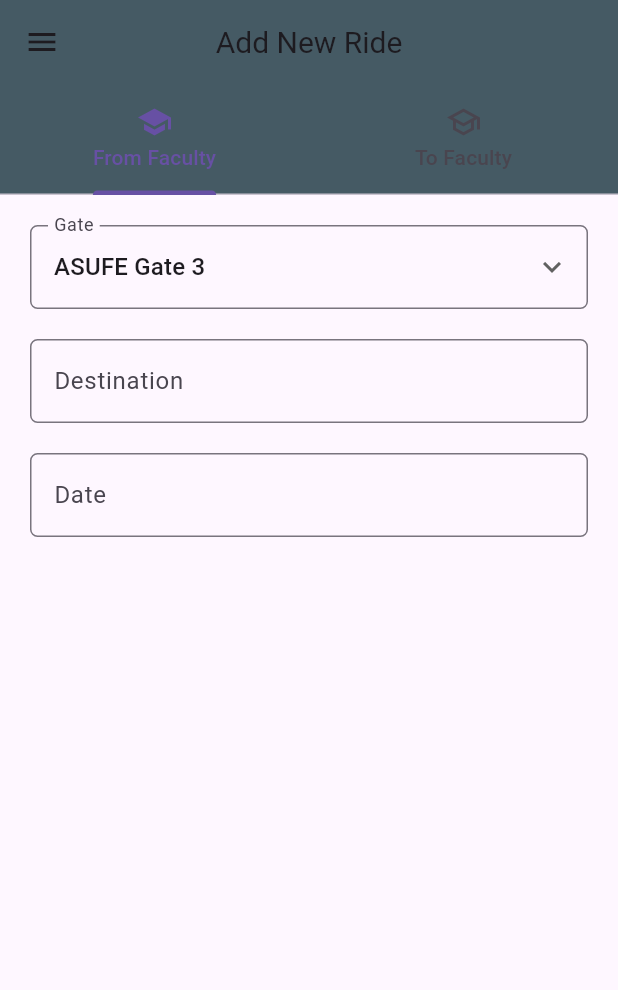
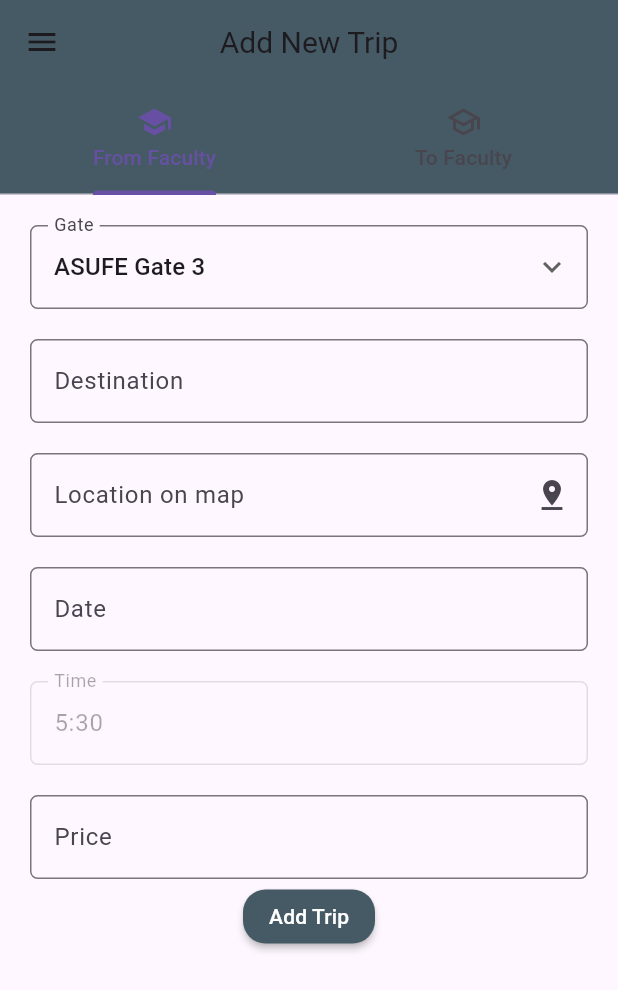
Before and after one commit to OmarElbanna/CARPOOL-Driver, a Flutter app: the HomeScreen screen opened by its route, on a phone screen of 412 x 824 dp. Shown: the top 990 px of the screen. Run offline on Flutter 3.47's test engine with Material 3 defaults, Android fonts, the phone set to English and light mode, and no system bars; our stand-ins replace awesome_dialog, cloud_firestore, firebase_auth, firebase_core, flutter_spinkit, fluttertoast and 2 more; missing offline and left inert: dart:ffi, flutter_polyline_points; accounts and stored records are empty.

Commit message:
Enabled the driver to pin location on google maps

```diff
--- /dev/null
+++ b/lib/FromFaculty.dart
@@ -0,0 +1,225 @@
+import 'dart:math';
+
+import 'package:carpool_driver/PinLocation.dart';
+import 'package:flutter/material.dart';
+import 'package:google_maps_flutter/google_maps_flutter.dart';
+
+class FromFaculty extends StatefulWidget {
+  const FromFaculty({super.key});
+
+  @override
+  State<FromFaculty> createState() => _FromFacultyState();
+}
+
+class _FromFacultyState extends State<FromFaculty> {
+  TextEditingController dateInput = TextEditingController();
+  TextEditingController time = TextEditingController();
+  TextEditingController destination = TextEditingController();
+  TextEditingController price = TextEditingController();
+  TextEditingController map = TextEditingController();
+  final _formKey = GlobalKey<FormState>();
+  LatLng? selectedLocation;
+
+  late DateTime? pickedDate;
+  var gates = [
+    'ASUFE Gate 3',
+    'ASUFE Gate 4',
+  ];
+  String fromdropdownvalue = 'ASUFE Gate 3';
+
+  String? validateDestination(String? value) {
+    if (value == null || value.isEmpty) {
+      return 'Destination is required';
+    }
+    return null;
+  }
+
+  String? validatePrice(String? value) {
+    if (value == null || value.isEmpty) {
+      return 'Price is required';
+    }
+    return null;
+  }
+
+  String? validateDate(String? value) {
+    if (pickedDate == null) {
+      return 'Date is required';
+    }
+    return null;
+  }
+
+  String? validateGate(String? value) {
+    if (fromdropdownvalue == null) {
+      return 'Gate is required';
+    }
+    return null;
+  }
+
+  @override
+  void initState() {
+    time.text = "5:30";
+    pickedDate = null;
+    super.initState();
+  }
+
+  @override
+  Widget build(BuildContext context) {
+    return SingleChildScrollView(
+      child: Center(
+          child: Padding(
+        padding: const EdgeInsets.all(20.0),
+        child: Form(
+          key: _formKey,
+          child: Column(
+            children: [
+              DropdownButtonFormField(
+                validator: validateGate,
+                decoration: const InputDecoration(
+                  label: Text("Gate"),
+                  border: OutlineInputBorder(
+                      borderRadius: BorderRadius.all(Radius.circular(5))),
+                ),
+                items: gates.map((String items) {
+                  return DropdownMenuItem(
+                    value: items,
+                    child: Text(items),
+                  );
+                }).toList(),
+                onChanged: (String? newValue) {
+                  setState(() {
+                    fromdropdownvalue = newValue!;
+                  });
+                },
+                value: fromdropdownvalue,
+                icon: const Icon(Icons.keyboard_arrow_down),
+              ),
+              const SizedBox(
+                height: 20,
+              ),
+              TextFormField(
+                controller: destination,
+                validator: validateDestination,
+                keyboardType: TextInputType.text,
+                decoration: const InputDecoration(
+                  label: Text("Destination"),
+                  border: OutlineInputBorder(
+                      borderRadius: BorderRadius.all(Radius.circular(5))),
+                ),
+              ),
+              const SizedBox(height: 20),
+              TextFormField(
+
+                readOnly: true,
+                onTap: () async {
+                  selectedLocation = await Navigator.push(
+                    context,
+                    MaterialPageRoute(builder: (context) => PinLocationScreen()),
+                  );
+
+                  if (selectedLocation != null) {
+                    // Handle the selectedLocation
+                    print('Selected Location: $selectedLocation');
+                    setState(() {
+                      map.text = "Location is pinned successfully";
+                    });
+
+                  }
+                  else{
+                    setState(() {
+                      map.text = '';
+                    });
+                  }
+                },
+                controller: map,
+                validator: (value) {
+                  if (selectedLocation == null) {
+                    return 'Please select a location on the map';
+                  }
+                  return null;
+                },
+                decoration: const InputDecoration(
+                  suffixIcon: Icon(Icons.pin_drop),
+                  label: Text("Location on map"),
+                  border: OutlineInputBorder(
+                      borderRadius:
+                      BorderRadius.all(Radius.circular(5))),
+                ),
+              ),
+              const SizedBox(
+                height: 20,
+              ),
+              TextFormField(
+                controller: dateInput,
+                validator: validateDate,
+                decoration: const InputDecoration(
+                  label: Text("Date"),
+                  border: OutlineInputBorder(
+                      borderRadius: BorderRadius.all(Radius.circular(5))),
+                ),
+                readOnly: true,
+                //set it true, so that user will not able to edit text
+                onTap: () async {
+                  pickedDate = (await showDatePicker(
+                      context: context,
+                      initialDate: DateTime.now(),
+                      firstDate: DateTime.now(),
+                      lastDate: DateTime(2100)));
+                  if (pickedDate != null) {
+                    String formattedDate =
+                        "${pickedDate!.day}/${pickedDate!.month}/${pickedDate!.year}";
+                    print(pickedDate);
+                    setState(() {
+                      dateInput.text = formattedDate;
+                    });
+                  } else {}
+                },
+              ),
+              const SizedBox(
+                height: 20,
+              ),
+              TextFormField(
+                enabled: false,
+                readOnly: true,
+                controller: time,
+                keyboardType: TextInputType.text,
+                decoration: const InputDecoration(
+                  label: Text("Time"),
+                  border: OutlineInputBorder(
+                      borderRadius: BorderRadius.all(Radius.circular(5))),
+                ),
+              ),
+              const SizedBox(
+                height: 20,
+              ),
+              TextFormField(
+                controller: price,
+                validator: validatePrice,
+                keyboardType: TextInputType.number,
+                decoration: const InputDecoration(
+                  label: Text("Price"),
+                  border: OutlineInputBorder(
+                      borderRadius: BorderRadius.all(Radius.circular(5))),
+                ),
+              ),
+              const SizedBox(height: 1),
+              MaterialButton(
+                shape: RoundedRectangleBorder(
+                    borderRadius: BorderRadius.circular(15)),
+                onPressed: () async {
+                  if (_formKey.currentState?.validate() ?? false) {}
+                },
+                color: Colors.blueGrey[700],
+                child: const Text(
+                  "Add Trip",
+                  style: TextStyle(
+                    color: Colors.white,
+                  ),
+                ),
+              ),
+            ],
+          ),
+        ),
+      )),
+    );
+  }
+}
--- a/lib/Home.dart
+++ b/lib/Home.dart
@@ -1,4 +1,6 @@
 import 'dart:async';
+
+import 'package:carpool_driver/FromFaculty.dart';
 
 import 'Account.dart';
 import 'package:cloud_firestore/cloud_firestore.dart';
@@ -15,14 +17,7 @@ class HomeScreen extends StatefulWidget {
 }
 
 class _HomeScreenState extends State<HomeScreen> {
-  TextEditingController dateInput = TextEditingController();
-  late DateTime? pickedDate;
   late User user;
-  var gates = [
-    'ASUFE Gate 3',
-    'ASUFE Gate 4',
-  ];
-  String fromdropdownvalue = 'ASUFE Gate 3';
 
   void updateUser() {
     setState(() {});
@@ -52,97 +47,20 @@ class _HomeScreenState extends State<HomeScreen> {
           ]),
           backgroundColor: Colors.blueGrey[700],
           title: const Text(
-            "Add New Ride",
+            "Add New Trip",
             style: TextStyle(
               fontSize: 20,
             ),
           ),
           centerTitle: true,
         ),
-        body: TabBarView(
+        body: const TabBarView(
           children: [
+            FromFaculty(),
             SingleChildScrollView(
               child: Center(
                   child: Padding(
-                padding: const EdgeInsets.all(20.0),
-                child: Form(
-                  // key: _formKey,
-                  child: Column(
-                    children: [
-                      DropdownButtonFormField(
-                        // validator: ,
-                        decoration: const InputDecoration(
-                          label: Text("Gate"),
-                          border: OutlineInputBorder(
-                              borderRadius:
-                                  BorderRadius.all(Radius.circular(5))),
-                        ),
-                        items: gates.map((String items) {
-                          return DropdownMenuItem(
-                            value: items,
-                            child: Text(items),
-                          );
-                        }).toList(),
-                        onChanged: (String? newValue) {
-                          setState(() {
-                            fromdropdownvalue = newValue!;
-                          });
-                        },
-                        value: fromdropdownvalue,
-                        icon: const Icon(Icons.keyboard_arrow_down),
-                      ),
-                      const SizedBox(
-                        height: 20,
-                      ),
-                      TextFormField(
-                        // controller: lastName,
-                        // validator: validateLastName,
-                        keyboardType: TextInputType.text,
-                        decoration: const InputDecoration(
-                          label: Text("Destination"),
-                          border: OutlineInputBorder(
-                              borderRadius:
-                                  BorderRadius.all(Radius.circular(5))),
-                        ),
-                      ),
-                      const SizedBox(
-                        height: 20,
-                      ),
-                      TextField(
-                        controller: dateInput,
-                        //editing controller of this TextField
-                        decoration: const InputDecoration(
-                          label: Text("Date"),
-                          border: OutlineInputBorder(
-                              borderRadius:
-                                  BorderRadius.all(Radius.circular(5))),
-                        ),
-                        readOnly: true,
-                        //set it true, so that user will not able to edit text
-                        onTap: () async {
-                          pickedDate = (await showDatePicker(
-                              context: context,
-                              initialDate: DateTime.now(),
-                              firstDate: DateTime.now(),
-                              lastDate: DateTime(2100)))!;
-                          if (pickedDate != null) {
-                            String formattedDate  = "${pickedDate!.day}/${pickedDate!.month}/${pickedDate!.year}";
-                            print(pickedDate);
-                            setState(() {
-                              dateInput.text = formattedDate;
-                            });
-                          } else {}
-                        },
-                      )
-                    ],
-                  ),
-                ),
-              )),
-            ),
-            SingleChildScrollView(
-              child: Center(
-                  child: Padding(
-                padding: const EdgeInsets.all(20.0),
+                padding: EdgeInsets.all(20.0),
                 child: Form(
                   // key: _formKey,
                   child: Column(
```
Also changed, not shown: lib/PinLocation.dart (added, +62 -0 lines).
